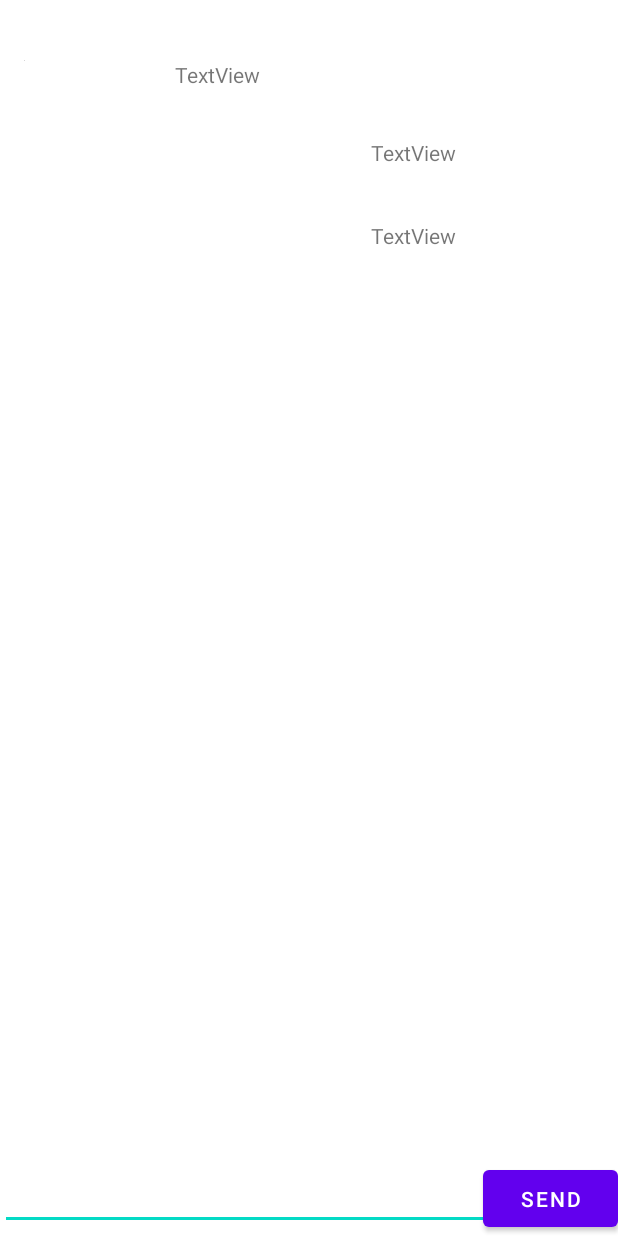
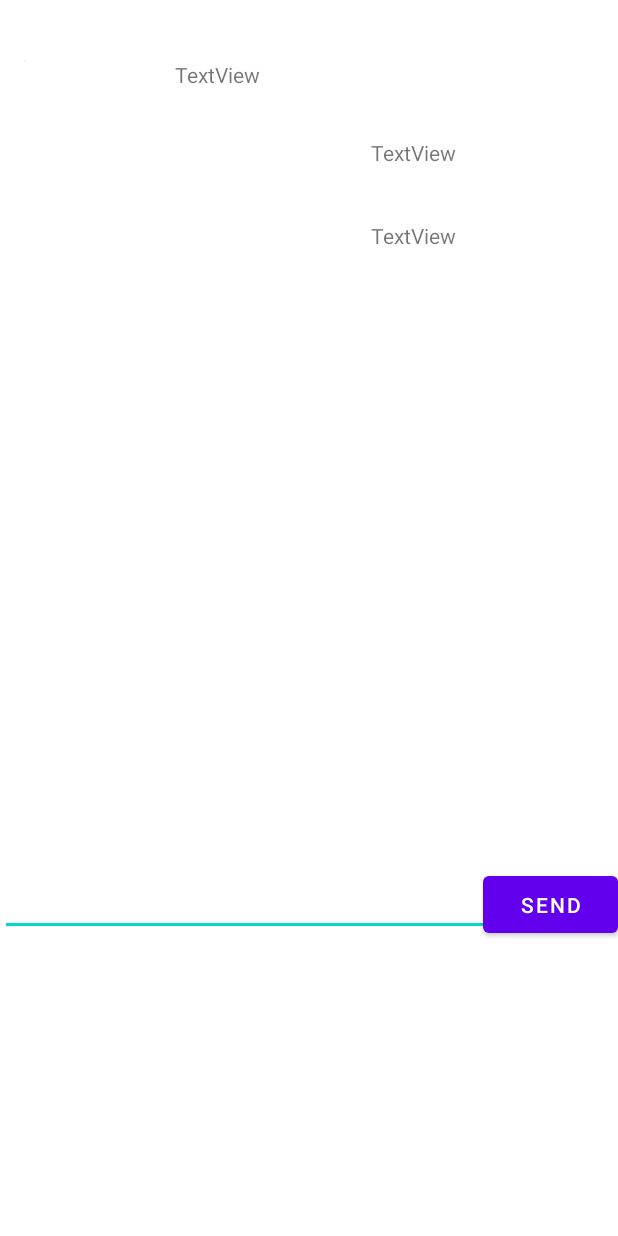
Before and after one commit to Asma-Almahdawi/Books, an Android app: the layout fragment_book_details.xml on its own in the app's theme, with its tools: preview values and no code run, on a phone screen of 412 x 824 dp. Run offline under Robolectric (Android 15) with nearby library versions, the phone set to English and light mode, and no system bars.

Commit message:
1- Register 2- Login 3- Start CRUD operation 4-CRUD operation 5- RecyclerView 6- delete book

```diff
--- a/app/src/main/java/com/example/books/commentFragment/Comment.kt
+++ b/app/src/main/java/com/example/books/commentFragment/Comment.kt
@@ -1,10 +1,10 @@
 package com.example.books.commentFragment
+
+import java.security.acl.Owner
 
 data class Comment(
 
-    val commentText :String = "",
-    val bookId:String = ""
-
+    var commentText :String = "",
 
 ) {
 
--- a/app/src/main/res/layout/fragment_book_details.xml
+++ b/app/src/main/res/layout/fragment_book_details.xml
@@ -48,22 +48,34 @@
         app:layout_constraintTop_toBottomOf="@+id/authorNameTv" />
 
     <EditText
+        android:id="@+id/commentTv"
         android:layout_width="match_parent"
         android:layout_height="wrap_content"
-        android:layout_marginBottom="4dp"
+        android:layout_marginBottom="200dp"
         android:layout_weight="1"
+        android:minHeight="48dp"
         app:layout_constraintBottom_toBottomOf="parent"
         app:layout_constraintEnd_toEndOf="parent"
         app:layout_constraintHorizontal_bias="1.0"
-        app:layout_constraintStart_toStartOf="parent" />
+        app:layout_constraintStart_toStartOf="parent"
+        tools:ignore="SpeakableTextPresentCheck,SpeakableTextPresentCheck" />
 
     <Button
-        android:id="@+id/button2"
+        android:id="@+id/sendCommentBtn"
         android:layout_width="90sp"
         android:layout_height="50sp"
+        android:layout_marginBottom="196dp"
         android:layout_weight="1"
         android:text="send"
         app:layout_constraintBottom_toBottomOf="parent"
         app:layout_constraintEnd_toEndOf="parent" />
 
+    <androidx.recyclerview.widget.RecyclerView
+        android:id="@+id/commentRv"
+        android:layout_width="409dp"
+        android:layout_height="wrap_content"
+        android:layout_marginTop="12dp"
+        app:layout_constraintStart_toStartOf="parent"
+        app:layout_constraintTop_toBottomOf="@+id/imageBookTv" />
+
 </androidx.constraintlayout.widget.ConstraintLayout>
```
Also changed, not shown: app/src/main/java/com/example/books/database/BookDatabaseRepo.kt (+91 -15 lines), app/src/main/java/com/example/books/fragments/bookdetails/BookDetailsFragment.kt (+79 -6 lines), app/src/main/java/com/example/books/fragments/bookdetails/BookDetailsViewModel.kt (+19 -1 lines), app/src/main/java/com/example/books/fragments/homepagefragment/HomePageFragment.kt (+25 -9 lines), app/src/main/res/layout/comment_list_item.xml (added, +18 -0 lines), app/src/main/res/navigation/navigation.xml (+5 -2 lines).
